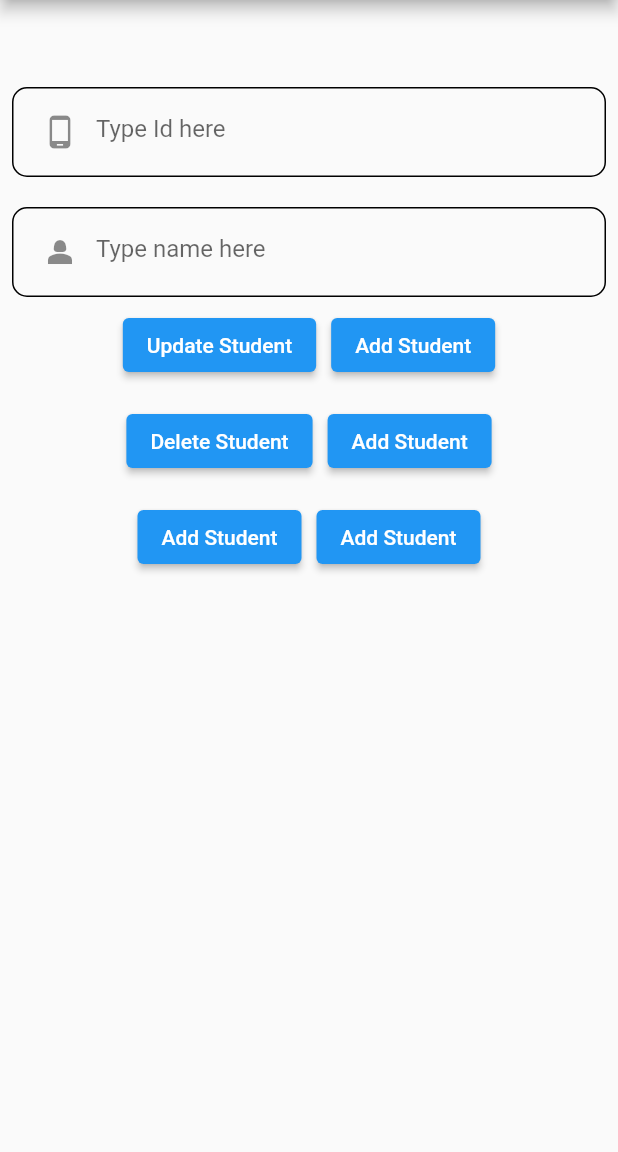
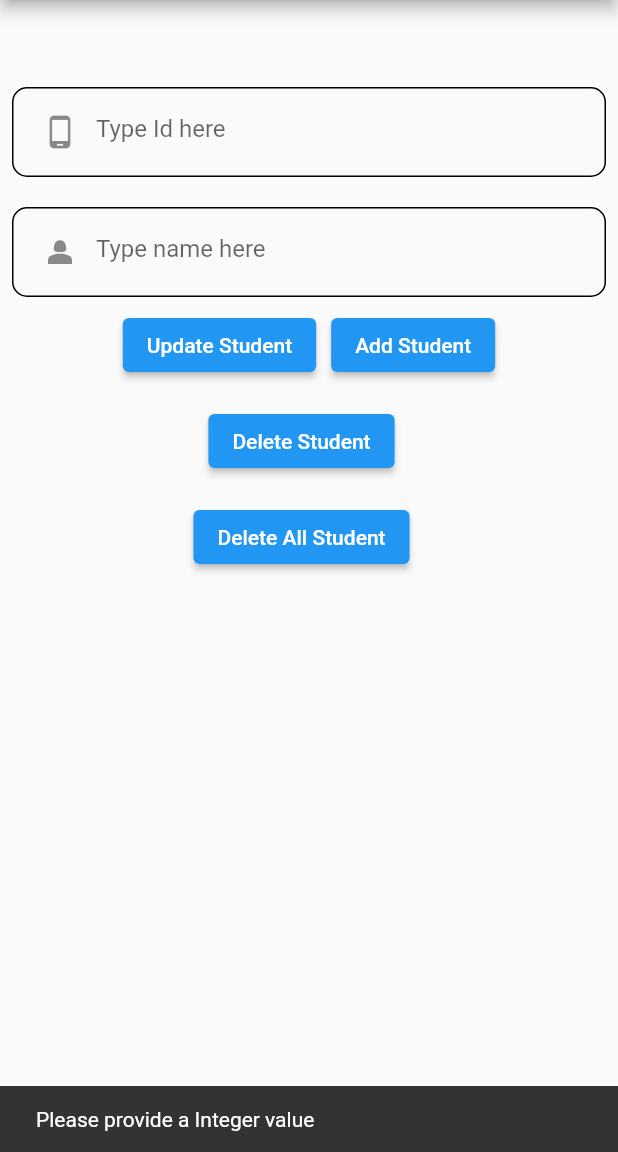
Before and after one commit to farooq2002/Uraan-Cohort-31st-Flutter-Codematics, a Flutter app: the screen it shows after launch, after a tap on "Update Student", on a phone screen of 412 x 824 dp, the part 84-1236 px from its top. Run offline on Flutter 3.47's test engine with Material 2 defaults, Android fonts, the phone set to English and light mode, and no system bars; our stand-ins replace sqflite; accounts and stored records are empty.

Commit message:
sqf complteted

```diff
--- a/Week03/sqflite_first_time/sqflite_practice/lib/models/database_student.dart
+++ b/Week03/sqflite_first_time/sqflite_practice/lib/models/database_student.dart
@@ -99,7 +99,7 @@ class StudentDatabase {
   }
 
   // Delete all students from database
-  Future<bool> deleteAllStudent(String id) async {
+  Future<bool> deleteAllStudent() async {
     try {
       Database db = await this.database;
       var result = await db.delete(studentTable);
@@ -111,7 +111,7 @@ class StudentDatabase {
   }
 
   //=========== Get all students data =========================================
-  Future<List<ModelStudent>> getAllStudent(ModelStudent modelStudent) async {
+  Future<List<ModelStudent>> getAllStudent() async {
     List<ModelStudent> list_student = [];
     try {
       Database db = await this.database;
--- a/Week03/sqflite_first_time/sqflite_practice/lib/screens/first_screen.dart
+++ b/Week03/sqflite_first_time/sqflite_practice/lib/screens/first_screen.dart
@@ -13,6 +13,7 @@ class _FirstScreenState extends State<FirstScreen> {
   String id = "";
   String name = "";
   StudentDatabase databaseStudent = StudentDatabase();
+  List<ModelStudent> students = [];
 
   @override
   void initState() {
@@ -24,6 +25,11 @@ class _FirstScreenState extends State<FirstScreen> {
 
     setState(() {
       databaseStudent.initializedDatabase();
+      databaseStudent.getAllStudent().then((studentlList) {
+        setState(() {
+          students = studentlList;
+        });
+      });
     });
   }
 
@@ -52,10 +58,12 @@ class _FirstScreenState extends State<FirstScreen> {
               child: Padding(
                 padding: const EdgeInsets.symmetric(horizontal: 7, vertical: 5),
                 child: TextField(
+                  keyboardType: TextInputType.number,
                   decoration: const InputDecoration(
                     prefixIcon: Icon(Icons.phone_android),
                     hintText: "Type Id here",
-                      border: InputBorder.none),
+                    border: InputBorder.none,
+                  ),
                   onChanged: (value) {
                     setState(() {
                       id = value;
@@ -93,6 +101,7 @@ class _FirstScreenState extends State<FirstScreen> {
                 children: [
                   ElevatedButton(
                       onPressed: () {
+                        if (id.isNotEmpty) {
                           ModelStudent modelStudent =
                               ModelStudent(id: int.parse(id), name: name);
 
@@ -100,11 +109,22 @@ class _FirstScreenState extends State<FirstScreen> {
                               .updateStudent(modelStudent)
                               .then((value) {
                             if (value) {
-                            print("Record updated Successfully!");
+                              ScaffoldMessenger.of(context).showSnackBar(
+                                const SnackBar(
+                                  content: Text("Record updated Successfully!"),
+                                ),
+                              );
                             } else {
                               print("Record updated failed!");
                             }
                           });
+                        } else {
+                          ScaffoldMessenger.of(context).showSnackBar(
+                            const SnackBar(
+                              content: Text("Please provide a Integer value"),
+                            ),
+                          );
+                        }
                       },
                       child: const Text("Update Student")),
                   const SizedBox(
@@ -117,9 +137,17 @@ class _FirstScreenState extends State<FirstScreen> {
 
                         databaseStudent.addStudent(modelStudent).then((value) {
                           if (value) {
-                            print("Student added sucessfully!");
+                            ScaffoldMessenger.of(context).showSnackBar(
+                              const SnackBar(
+                                content: Text("Student added sucessfully!"),
+                              ),
+                            );
                           } else {
-                            print("Student data failed!");
+                            ScaffoldMessenger.of(context).showSnackBar(
+                              const SnackBar(
+                                content: Text("Student data failed!"),
+                              ),
+                            );
                           }
                         });
                       },
@@ -133,12 +161,31 @@ class _FirstScreenState extends State<FirstScreen> {
                 mainAxisAlignment: MainAxisAlignment.center,
                 children: [
                   ElevatedButton(
-                      onPressed: () {}, child: const Text("Delete Student")),
+                      onPressed: () {
+                        ModelStudent modelStudent =
+                            ModelStudent(id: int.parse(id), name: name);
+
+                        databaseStudent.deleteStudent(id).then((value) {
+                          if (value) {
+                            ScaffoldMessenger.of(context).showSnackBar(
+                              const SnackBar(
+                                content:
+                                    Text("Deleted single student from last"),
+                              ),
+                            );
+                          } else {
+                            ScaffoldMessenger.of(context).showSnackBar(
+                              const SnackBar(
+                                content: Text("Single entry deletion failed!"),
+                              ),
+                            );
+                          }
+                        });
+                      },
+                      child: const Text("Delete Student")),
                   const SizedBox(
                     width: 10,
                   ),
-                  ElevatedButton(
-                      onPressed: () {}, child: const Text("Add Student"))
                 ],
               ),
             ),
@@ -148,14 +195,47 @@ class _FirstScreenState extends State<FirstScreen> {
                 mainAxisAlignment: MainAxisAlignment.center,
                 children: [
                   ElevatedButton(
-                      onPressed: () {}, child: const Text("Add Student")),
+                      onPressed: () async {
+                        ModelStudent modelStudent =
+                            ModelStudent(id: int.parse(id), name: name);
+
+                        databaseStudent.deleteAllStudent().then((value) {
+                          if (value) {
+                            ScaffoldMessenger.of(context).showSnackBar(
+                              const SnackBar(
+                                content: Text(
+                                    "Deleted All Students data successfully!"),
+                              ),
+                            );
+                          } else {
+                            ScaffoldMessenger.of(context).showSnackBar(
+                              const SnackBar(
+                                content: Text("Deletion Failed!"),
+                              ),
+                            );
+                          }
+                        });
+                      },
+                      child: const Text("Delete All Student")),
                   const SizedBox(
                     width: 10,
                   ),
-                  ElevatedButton(
-                      onPressed: () {}, child: const Text("Add Student"))
                 ],
               ),
+            ),
+            Expanded(
+              child: ListView.builder(
+                  itemCount: students.length,
+                  itemBuilder: (context, index) {
+                    return Card(
+                      child: ListTile(
+                        leading: CircleAvatar(
+                            child: Text(students[index].id.toString())),
+                        title: Text(students[index].name),
+                        subtitle: const Text("Urran Intern"),
+                      ),
+                    );
+                  }),
             )
           ],
         ),
```
Lines whose indentation alone changed are shown as unchanged.
